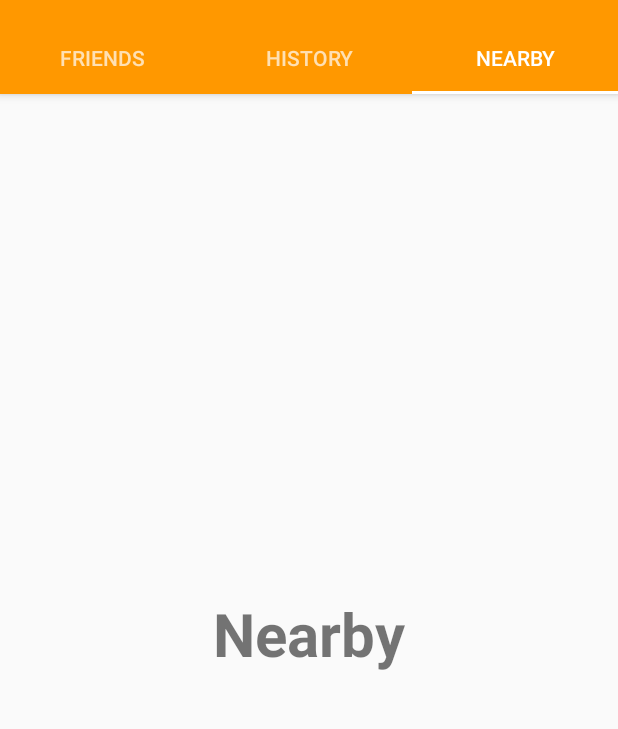
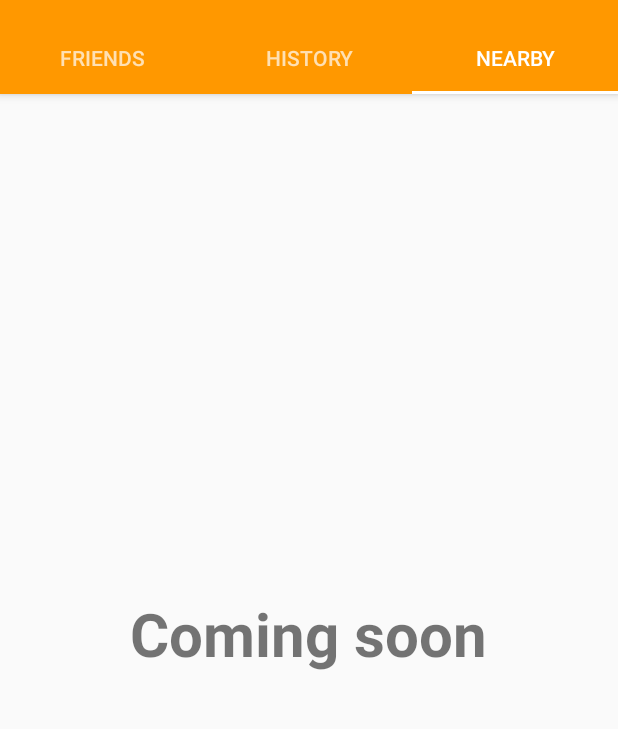
Before and after one commit to olund/Bling, an Android app: the MainActivity screen opened directly, with no data from a screen before it, tab 3 chosen, on a phone screen of 412 x 824 dp, the part 62-791 px from its top. Run offline under Robolectric (Android 15) with nearby library versions, the phone set to English and light mode, and no system bars; our stand-ins replace Volley; network calls fail; 8 statements that could not run were skipped.

Commit message:
Bug fixes

```diff
--- a/app/src/debug/res/values/google_maps_api.xml
+++ b/app/src/debug/res/values/google_maps_api.xml
@@ -15,7 +15,5 @@
     Once you have your key (it starts with "AIza"), replace the "google_maps_key"
     string in this file.
     -->
-    <string name="google_maps_key" templateMergeStrategy="preserve" translatable="false">
-        AIzaSyBf_nIfAX-3ygGLkrn1oCXbuEu0jQswtqk
-    </string>
+    <string name="google_maps_key" templateMergeStrategy="preserve" translatable="false">AIzaSyCOC_e23HjmwtlSCr7AqFGIJeQhrv7WmQk</string>
 </resources>
--- a/app/src/main/java/com/bling/app/activity/MainActivity.java
+++ b/app/src/main/java/com/bling/app/activity/MainActivity.java
@@ -114,14 +114,14 @@ public class MainActivity extends AppCompatActivity implements LocationModel.OnC
 
         }
         //noinspection SimplifiableIfStatement
-        if (id == R.id.action_login) {
+        /*if (id == R.id.action_login) {
             Intent intent = new Intent(this, LoginActivity.class);
             startActivity(intent);
         }
         if (id == R.id.action_register) {
             Intent intent = new Intent(this, RegisterActivity.class);
             startActivity(intent);
-        }
+        }*/
 
         return super.onOptionsItemSelected(item);
     }
--- a/app/src/main/java/com/bling/app/activity/RegisterActivity.java
+++ b/app/src/main/java/com/bling/app/activity/RegisterActivity.java
@@ -24,6 +24,7 @@ import android.widget.DatePicker;
 import android.widget.EditText;
 import android.widget.Spinner;
 import android.widget.TextView;
+import android.widget.Toast;
 
 import com.android.volley.Response;
 import com.android.volley.VolleyError;
@@ -297,7 +298,8 @@ public class RegisterActivity extends AppCompatActivity {
                     try {
 
                         Log.i(TAG, response.toString(4));
-
+                        // TODO: Popup with real message to user. Like user registered or something.
+                        Toast.makeText(getApplicationContext(), "User registered", Toast.LENGTH_LONG).show();
                     } catch (JSONException e) {
                         e.printStackTrace();
                     }
@@ -306,6 +308,7 @@ public class RegisterActivity extends AppCompatActivity {
                 @Override
                 public void onErrorResponse(VolleyError error) {
                     Log.e(TAG, "Failed to login");
+
                     return;
                 }
             });
--- a/app/src/main/java/com/bling/app/activity/SplashActivity.java
+++ b/app/src/main/java/com/bling/app/activity/SplashActivity.java
@@ -14,7 +14,7 @@ import com.bling.app.helper.Constant;
 
 public class SplashActivity extends AppCompatActivity {
 
-    public static final String TAG = MainActivity.class.getSimpleName();
+    public static final String TAG = SplashActivity.class.getSimpleName();
 
     private Button mRegisterButton;
     private Button mLoginButton;
--- a/app/src/main/java/com/bling/app/fragments/HistoryFragment.java
+++ b/app/src/main/java/com/bling/app/fragments/HistoryFragment.java
@@ -223,6 +223,8 @@ public class HistoryFragment extends Fragment implements SwipeRefreshLayout.OnRe
                     }
 
                     adapter.notifyDataSetChanged();
+                } else {
+                    Toast.makeText(getContext(), "You have no Blings", Toast.LENGTH_LONG).show();
                 }
 
                 // stopping swipe refresh
--- a/app/src/main/java/com/bling/app/helper/Constant.java
+++ b/app/src/main/java/com/bling/app/helper/Constant.java
@@ -5,7 +5,7 @@ package com.bling.app.helper;
  */
 
 public class Constant {
-    public static final String URL_BASE = "http://192.168.1.210:3000/";
+    public static final String URL_BASE = "http://kalkih.com:3000/";
     public static final String MESSAGE_TYPE_FRIEND_REQUEST = "friendRequest";
     public static final String MESSAGE_TYPE_POSITION = "position";
     public static final String MESSAGE_TYPE_DISTANCE = "distance";
--- a/app/src/main/java/com/bling/app/helper/LocationModel.java
+++ b/app/src/main/java/com/bling/app/helper/LocationModel.java
@@ -124,7 +124,7 @@ public class LocationModel extends Application implements GoogleApiClient.Connec
     }
 
     public void requestLocation() {
-        if (mLocationPermission) {
+        if (mLocationPermission && mGoogleApiClient.isConnected()) {
             // Get last seen location
             //mLastLocation = LocationServices.FusedLocationApi.getLastLocation(mGoogleApiClient);
 
--- a/app/src/main/res/menu/menu_home.xml
+++ b/app/src/main/res/menu/menu_home.xml
@@ -8,22 +8,22 @@
         android:title="@string/title_settings"
         app:showAsAction="never" />
 
-    <item
+    <!--<item
         android:id="@+id/action_login"
         android:orderInCategory="101"
         android:title="@string/title_login"
-        app:showAsAction="never" />
+        app:showAsAction="never" />-->
 
     <item
         android:id="@+id/action_logout"
-        android:orderInCategory="102"
+        android:orderInCategory="101"
         android:title="@string/title_logout"
         app:showAsAction="never" />
 
-    <item
+    <!--<item
         android:id="@+id/action_register"
         android:orderInCategory="103"
         android:title="@string/title_register"
-        app:showAsAction="never" />
+        app:showAsAction="never" />-->
 
 </menu>
--- a/app/src/main/res/values/strings.xml
+++ b/app/src/main/res/values/strings.xml
@@ -2,7 +2,7 @@
     <string name="app_name">Bling</string>
     <string name="friends">Friends</string>
     <string name="history">History</string>
-    <string name="nearby">Nearby</string>
+    <string name="nearby">Coming soon</string>
 
     <string name="title_login">Sign in</string>
     <string name="title_register">Register</string>
```
Also changed, not shown: app/src/main/java/com/bling/app/activity/LoginActivity.java (+1 -9 lines).
